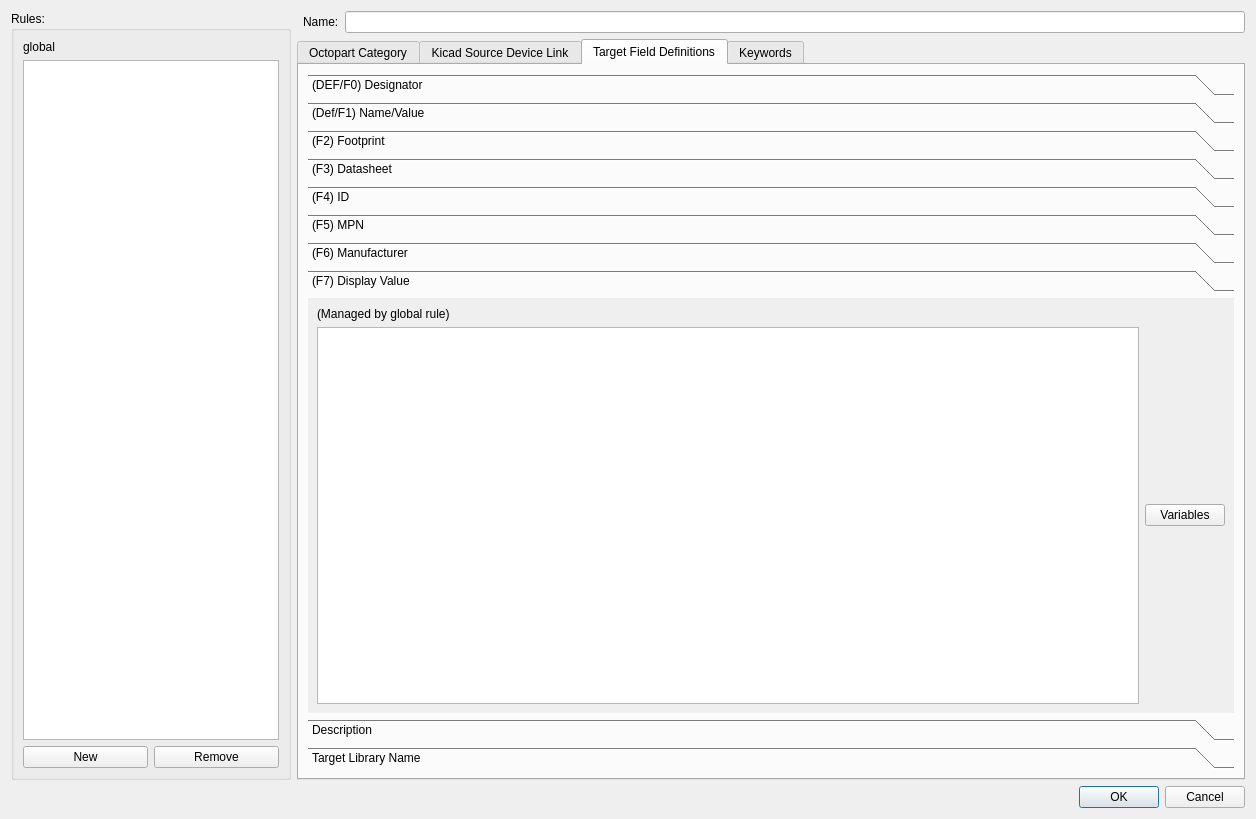
The window that project/src/ruleeditor.ui (pioupus/kicadLibCreator) describes before a commit, drawn with Qt 5.
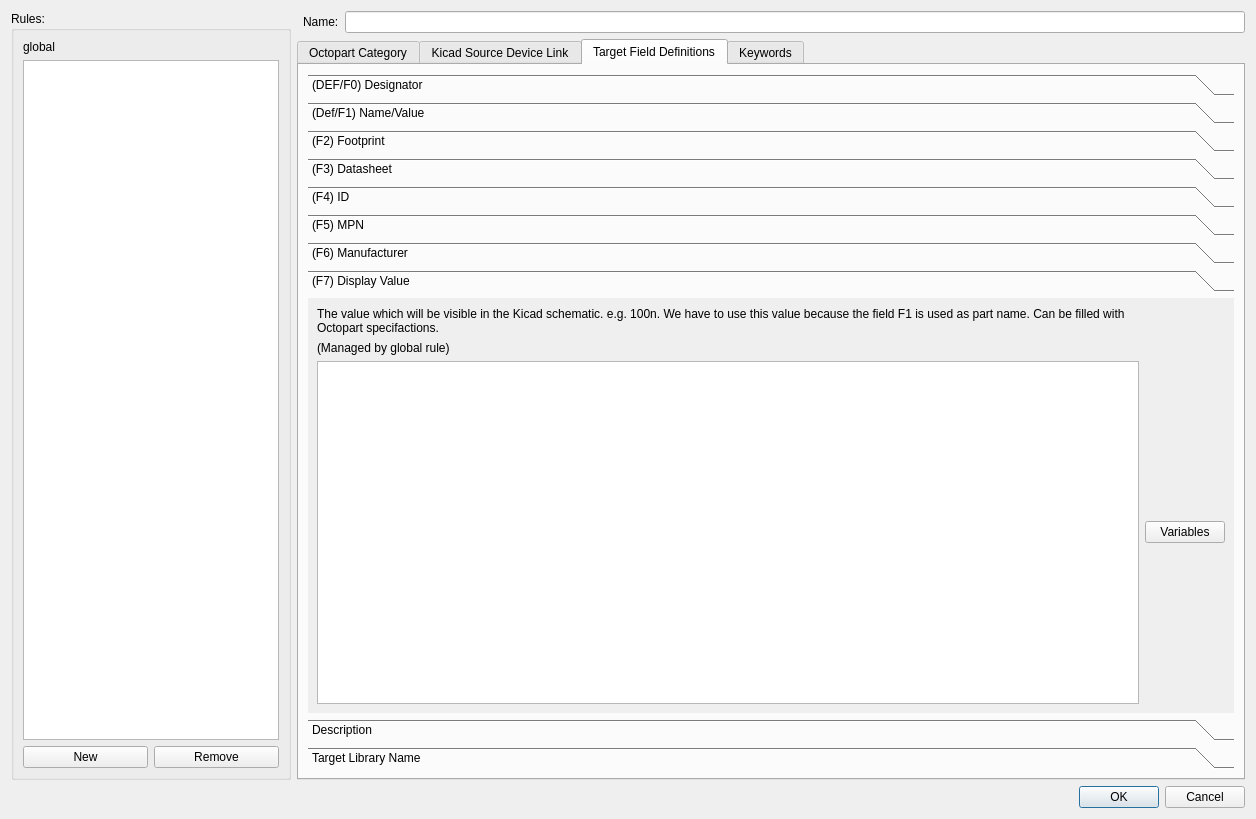
The same window after the commit. The open tabs and pages were chosen to show the change.

The edit to the form file:
```diff
--- a/project/src/ruleeditor.ui
+++ b/project/src/ruleeditor.ui
@@ -454,8 +454,8 @@
            <rect>
             <x>0</x>
             <y>0</y>
-            <width>223</width>
-            <height>107</height>
+            <width>930</width>
+            <height>431</height>
            </rect>
           </property>
           <attribute name="label">
@@ -463,22 +463,32 @@
           </attribute>
           <layout class="QGridLayout" name="gridLayout_15">
            <item row="1" column="0">
-            <widget class="QPlainTextEdit" name="txt_fields_display_value"/>
-           </item>
-           <item row="1" column="1">
-            <widget class="QPushButton" name="btn_variables_disp_value">
-             <property name="text">
-              <string>Variables</string>
-             </property>
-            </widget>
-           </item>
-           <item row="0" column="0">
             <widget class="QLabel" name="lbl_by_global_rule_display_value">
              <property name="text">
               <string>(Managed by global rule)</string>
              </property>
             </widget>
            </item>
+           <item row="2" column="1">
+            <widget class="QPushButton" name="btn_variables_disp_value">
+             <property name="text">
+              <string>Variables</string>
+             </property>
+            </widget>
+           </item>
+           <item row="2" column="0">
+            <widget class="QPlainTextEdit" name="txt_fields_display_value"/>
+           </item>
+           <item row="0" column="0">
+            <widget class="QLabel" name="label_21">
+             <property name="text">
+              <string>The value which will be visible in the Kicad schematic. e.g. 100n. We have to use this value because the field F1 is used as part name. Can be filled with Octopart specifactions.</string>
+             </property>
+             <property name="wordWrap">
+              <bool>true</bool>
+             </property>
+            </widget>
+           </item>
           </layout>
          </widget>
          <widget class="QWidget" name="page_9">
```
Left out of the diff: 218 changed lines with no effect on the pictures.
